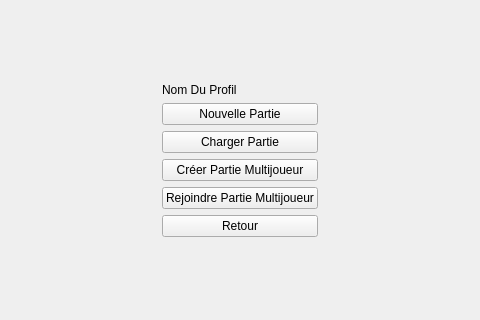
Old version of the form Jeu/ui/vue_menu_jeu.ui in the repository gregaou/QWhereIsTheKeys; both pictures show x 160 to 640 and y 140 to 460 of the 800 by 600 pixel window.
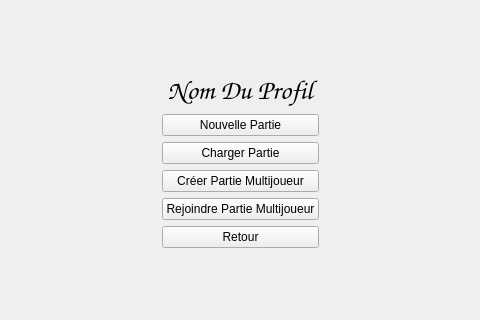
New version of the form.

Commit message: Connection entre la partie Gestion des profils et le menu de jeu, Création de l'interface chargement de partie avec mise a jour auto.

```diff
--- a/Jeu/ui/vue_menu_jeu.ui
+++ b/Jeu/ui/vue_menu_jeu.ui
@@ -50,10 +50,29 @@
          </property>
         </spacer>
        </item>
-       <item>
+       <item alignment="Qt::AlignHCenter">
         <widget class="QLabel" name="labelProfilNom">
+         <property name="sizePolicy">
+          <sizepolicy hsizetype="Preferred" vsizetype="Preferred">
+           <horstretch>0</horstretch>
+           <verstretch>0</verstretch>
+          </sizepolicy>
+         </property>
+         <property name="font">
+          <font>
+           <family>URW Chancery L</family>
+           <pointsize>20</pointsize>
+           <italic>true</italic>
+          </font>
+         </property>
+         <property name="contextMenuPolicy">
+          <enum>Qt::NoContextMenu</enum>
+         </property>
+         <property name="layoutDirection">
+          <enum>Qt::LeftToRight</enum>
+         </property>
          <property name="text">
-          <string>Nom Du Profil</string>
+          <string> Nom Du Profil</string>
          </property>
         </widget>
        </item>
```
The commit also changes 12 other files.
